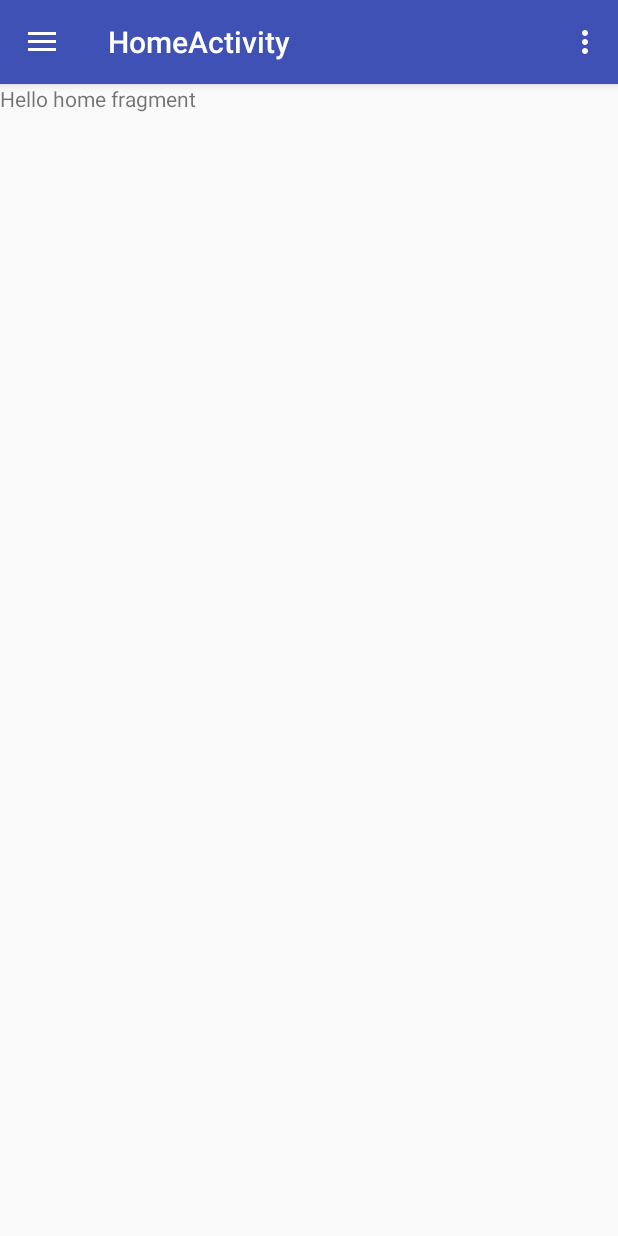
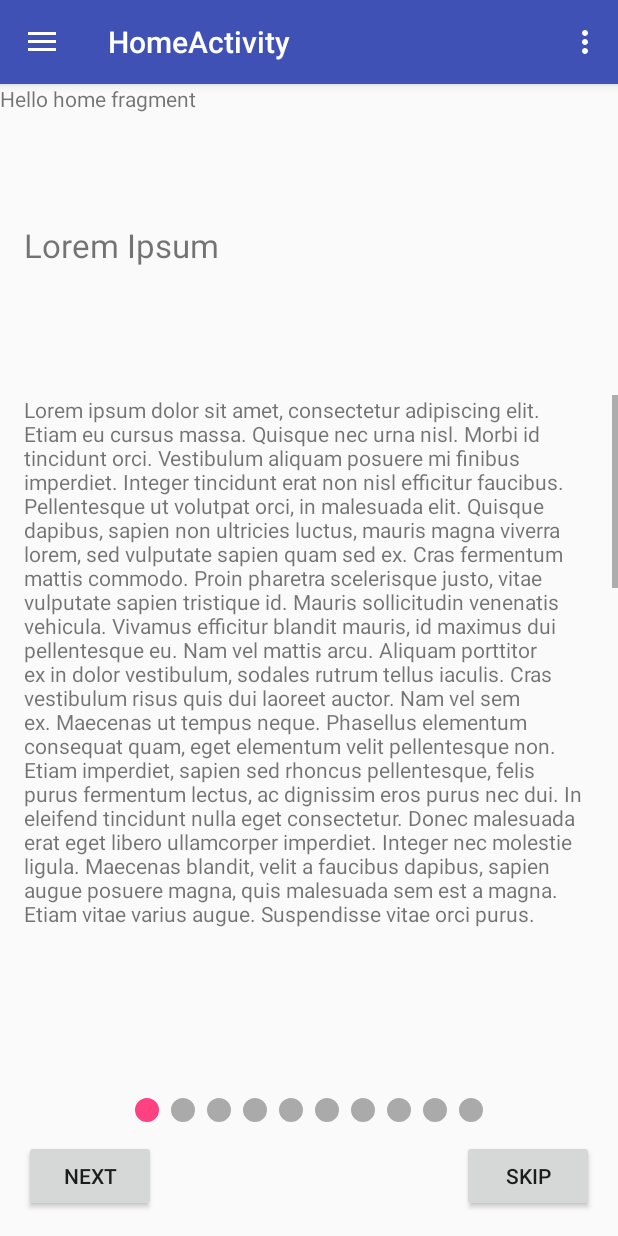
Before and after one commit to 5abarinath/phonemate, an Android app: the screen it shows after launch (HomeActivity), after a tap on "Home", on a phone screen of 412 x 824 dp. Run offline under Robolectric (Android 15) with nearby library versions, the phone set to English and light mode, and no system bars; 1 other tap on this screen came first.

Commit message:
Implement ViewPager for questionnaire

```diff
--- a/app/src/main/java/com/droidbots/phonemate/HomeFragment.java
+++ b/app/src/main/java/com/droidbots/phonemate/HomeFragment.java
@@ -3,7 +3,10 @@ package com.droidbots.phonemate;
 import android.content.Context;
 import android.net.Uri;
 import android.os.Bundle;
+import android.support.design.widget.TabLayout;
 import android.support.v4.app.Fragment;
+import android.support.v4.view.PagerAdapter;
+import android.support.v4.view.ViewPager;
 import android.view.LayoutInflater;
 import android.view.View;
 import android.view.ViewGroup;
@@ -39,7 +42,17 @@ public class HomeFragment extends Fragment {
     public View onCreateView(LayoutInflater inflater, ViewGroup container,
                              Bundle savedInstanceState) {
         // Inflate the layout for this fragment
-        return inflater.inflate(R.layout.fragment_home, container, false);
+        View result = inflater.inflate(R.layout.fragment_home, container, false);
+        ViewPager pager = (ViewPager) result.findViewById(R.id.pagerName);
+        pager.setAdapter(buildAdapter());
+
+        TabLayout tabLayout = (TabLayout) result.findViewById(R.id.tab_layout);
+        tabLayout.setupWithViewPager(pager, true);
+        return result;
+    }
+
+    private PagerAdapter buildAdapter() {
+        return(new QuestionSlidePagerAdapter(getChildFragmentManager()));
     }
 
     // TODO: Rename method, update argument and hook method into UI event
--- /dev/null
+++ b/app/src/main/java/com/droidbots/phonemate/QuestionSlideFragment.java
@@ -0,0 +1,23 @@
+package com.droidbots.phonemate;
+
+import android.os.Bundle;
+import android.support.v4.app.Fragment;
+import android.view.LayoutInflater;
+import android.view.View;
+import android.view.ViewGroup;
+
+/**
+ * Created by sabari on 27/1/18.
+ */
+
+public class QuestionSlideFragment extends Fragment {
+
+    @Override
+    public View onCreateView(LayoutInflater inflater, ViewGroup container,
+                             Bundle savedInstanceState) {
+        ViewGroup rootView = (ViewGroup) inflater.inflate(
+                R.layout.fragment_question_viewpager, container, false);
+
+        return rootView;
+    }
+}
--- /dev/null
+++ b/app/src/main/java/com/droidbots/phonemate/QuestionSlidePagerAdapter.java
@@ -0,0 +1,25 @@
+package com.droidbots.phonemate;
+
+import android.support.v4.app.Fragment;
+import android.support.v4.app.FragmentManager;
+import android.support.v4.app.FragmentStatePagerAdapter;
+
+/**
+ * Created by sabari on 27/1/18.
+ */
+
+public class QuestionSlidePagerAdapter extends FragmentStatePagerAdapter {
+    public QuestionSlidePagerAdapter(FragmentManager fm) {
+        super(fm);
+    }
+
+    @Override
+    public Fragment getItem(int position) {
+        return new QuestionSlideFragment();
+    }
+
+    @Override
+    public int getCount() {
+        return 10;
+    }
+}
--- /dev/null
+++ b/app/src/main/res/drawable/default_dot.xml
@@ -0,0 +1,12 @@
+<?xml version="1.0" encoding="utf-8"?>
+<layer-list xmlns:android="http://schemas.android.com/apk/res/android">
+    <item>
+        <shape
+            android:innerRadius="0dp"
+            android:shape="ring"
+            android:thickness="8dp"
+            android:useLevel="false">
+            <solid android:color="@android:color/darker_gray"/>
+        </shape>
+    </item>
+</layer-list>
--- /dev/null
+++ b/app/src/main/res/drawable/selected_dot.xml
@@ -0,0 +1,12 @@
+<?xml version="1.0" encoding="utf-8"?>
+<layer-list xmlns:android="http://schemas.android.com/apk/res/android">
+    <item>
+        <shape
+            android:innerRadius="0dp"
+            android:shape="ring"
+            android:thickness="8dp"
+            android:useLevel="false">
+            <solid android:color="@color/colorAccent"/>
+        </shape>
+    </item>
+</layer-list>
--- /dev/null
+++ b/app/src/main/res/drawable/tab_selector.xml
@@ -0,0 +1,6 @@
+<?xml version="1.0" encoding="utf-8"?>
+<selector xmlns:android="http://schemas.android.com/apk/res/android">
+    <item android:drawable="@drawable/selected_dot"
+        android:state_selected="true"/>
+    <item android:drawable="@drawable/default_dot"/>
+</selector>
--- a/app/src/main/res/layout/fragment_home.xml
+++ b/app/src/main/res/layout/fragment_home.xml
@@ -2,6 +2,7 @@
     xmlns:tools="http://schemas.android.com/tools"
     android:layout_width="match_parent"
     android:layout_height="match_parent"
+    xmlns:app="http://schemas.android.com/apk/res-auto"
     tools:context="com.droidbots.phonemate.HomeFragment">
 
     <TextView
@@ -9,4 +10,20 @@
         android:layout_height="match_parent"
         android:text="@string/hello_home_fragment" />
 
+    <android.support.v4.view.ViewPager
+        android:layout_width="match_parent"
+        android:layout_height="match_parent"
+        android:id="@+id/pagerName"/>
+
+    <android.support.design.widget.TabLayout
+        android:layout_width="match_parent"
+        android:layout_height="wrap_content"
+        android:layout_alignParentBottom="true"
+        android:layout_marginBottom="60dp"
+        android:layout_marginLeft="16dp"
+        android:layout_marginRight="16dp"
+        android:id="@+id/tab_layout"
+        app:tabBackground="@drawable/tab_selector"
+        app:tabGravity="center"
+        app:tabIndicatorHeight="0dp"/>
 </RelativeLayout>
--- /dev/null
+++ b/app/src/main/res/layout/fragment_question_viewpager.xml
@@ -0,0 +1,69 @@
+<?xml version="1.0" encoding="utf-8"?>
+<android.support.constraint.ConstraintLayout xmlns:android="http://schemas.android.com/apk/res/android"
+    xmlns:app="http://schemas.android.com/apk/res-auto"
+    xmlns:tools="http://schemas.android.com/tools"
+    android:layout_width="match_parent"
+    android:layout_height="match_parent">
+
+    <ScrollView
+        android:id="@+id/scrollView2"
+        android:layout_width="match_parent"
+        android:layout_height="355dp"
+        android:layout_marginBottom="8dp"
+        android:layout_marginStart="16dp"
+        android:layout_marginLeft="16dp"
+        android:layout_marginTop="10dp"
+        app:layout_constraintBottom_toBottomOf="parent"
+        app:layout_constraintStart_toStartOf="parent"
+        app:layout_constraintTop_toTopOf="parent">
+
+        <TextView
+            android:id="@+id/questionText"
+            android:layout_width="match_parent"
+            android:layout_height="wrap_content"
+            android:layout_marginEnd="16dp"
+            android:layout_marginRight="16dp"
+            android:text="@string/lorem_ipsum" />
+
+    </ScrollView>
+
+    <Button
+        android:id="@+id/nextButton"
+        android:layout_width="wrap_content"
+        android:layout_height="wrap_content"
+        android:layout_marginBottom="16dp"
+        android:layout_marginLeft="16dp"
+        android:layout_marginStart="16dp"
+        android:text="NEXT"
+        app:layout_constraintBottom_toBottomOf="parent"
+        app:layout_constraintStart_toStartOf="parent" />
+
+    <Button
+        android:id="@+id/skipButton"
+        android:layout_width="wrap_content"
+        android:layout_height="wrap_content"
+        android:layout_marginBottom="16dp"
+        android:layout_marginEnd="16dp"
+        android:layout_marginRight="16dp"
+        android:text="SKIP"
+        app:layout_constraintBottom_toBottomOf="parent"
+        app:layout_constraintEnd_toEndOf="parent" />
+
+    <TextView
+        android:id="@+id/textView2"
+        android:layout_width="match_parent"
+        android:layout_height="wrap_content"
+        android:layout_marginBottom="8dp"
+        android:layout_marginTop="8dp"
+        android:paddingRight="16dp"
+        android:paddingLeft="16dp"
+        android:text="Lorem Ipsum"
+        app:layout_constraintBottom_toTopOf="@+id/scrollView2"
+        app:layout_constraintEnd_toEndOf="parent"
+        app:layout_constraintHorizontal_bias="0.529"
+        app:layout_constraintStart_toStartOf="parent"
+        app:layout_constraintTop_toTopOf="parent"
+        app:layout_constraintVertical_bias="0.522"
+        android:textSize="22sp"/>
+
+</android.support.constraint.ConstraintLayout>
--- a/app/src/main/res/values/strings.xml
+++ b/app/src/main/res/values/strings.xml
@@ -19,4 +19,17 @@
     <string name="hello_feedback_fragment">Hello feedback fragment</string>
     <string name="hello_settings_fragment">Hello settings fragment</string>
     <string name="hello_privacy_fragment">Hello privacy fragment</string>
+
+    <string name="lorem_ipsum">Lorem ipsum dolor sit amet, consectetur adipiscing elit. Etiam eu cursus massa. Quisque nec urna nisl. Morbi id tincidunt orci. Vestibulum aliquam posuere mi finibus imperdiet. Integer tincidunt erat non nisl efficitur faucibus. Pellentesque ut volutpat orci, in malesuada elit. Quisque dapibus, sapien non ultricies luctus, mauris magna viverra lorem, sed vulputate sapien quam sed ex. Cras fermentum mattis commodo. Proin pharetra scelerisque justo, vitae vulputate sapien tristique id. Mauris sollicitudin venenatis vehicula. Vivamus efficitur blandit mauris, id maximus dui pellentesque eu. Nam vel mattis arcu. Aliquam porttitor ex in dolor vestibulum, sodales rutrum tellus iaculis. Cras vestibulum risus quis dui laoreet auctor. Nam vel sem ex. Maecenas ut tempus neque.
+
+Phasellus elementum consequat quam, eget elementum velit pellentesque non. Etiam imperdiet, sapien sed rhoncus pellentesque, felis purus fermentum lectus, ac dignissim eros purus nec dui. In eleifend tincidunt nulla eget consectetur. Donec malesuada erat eget libero ullamcorper imperdiet. Integer nec molestie ligula. Maecenas blandit, velit a faucibus dapibus, sapien augue posuere magna, quis malesuada sem est a magna. Etiam vitae varius augue. Suspendisse vitae orci purus. Pellentesque nec leo rhoncus, consectetur metus facilisis, porta lorem. Praesent faucibus luctus nisi, in porta nulla tincidunt commodo. Duis suscipit lectus arcu, in hendrerit est rutrum ut. Maecenas nec vestibulum sapien. Quisque euismod dictum est. Aliquam fringilla neque quis eros porttitor laoreet.
+
+Morbi in tortor mattis, rhoncus elit sed, pharetra ipsum. Vivamus tincidunt condimentum sem id sodales. Mauris dapibus tincidunt risus, non egestas justo sollicitudin ut. Nullam at erat semper, volutpat nisl eget, lobortis dui. Suspendisse potenti. Maecenas quam enim, tempus nec feugiat non, tincidunt eu sapien. Nunc dolor ex, gravida sit amet sodales vitae, viverra quis dui. Pellentesque nisl augue, bibendum sit amet venenatis et, sodales ac magna. Integer aliquam fermentum sapien eget tempor. Curabitur non venenatis odio.
+
+Nulla lobortis libero quis porta lobortis. Pellentesque habitant morbi tristique senectus et netus et malesuada fames ac turpis egestas. Nullam dictum sollicitudin risus. Donec ut justo nibh. Nullam sit amet orci sed massa consectetur pretium at ut nibh. Pellentesque iaculis libero in dictum porttitor. Praesent tristique tincidunt dui, a pretium nibh vehicula eu. Suspendisse eleifend diam at laoreet congue. Morbi sollicitudin ante dui, nec blandit dui tincidunt et. Maecenas suscipit ullamcorper massa in mollis. Ut blandit mollis vehicula.
+
+Suspendisse sed tortor sed eros tincidunt ultricies. Vestibulum maximus quam nec nisl pharetra, eget eleifend nulla dapibus. Quisque vulputate lacus nec magna convallis, eu condimentum risus aliquam. Donec scelerisque luctus quam. Sed in elit odio. Cras tristique sagittis ex, eu pulvinar purus sagittis non. Pellentesque ut ligula vitae ipsum tempor sodales eu eu augue. In volutpat mollis condimentum. Mauris fermentum elit ultrices, sollicitudin leo vitae, ultricies est. Nam ac sapien nibh. Suspendisse odio erat, venenatis sit amet orci quis, faucibus eleifend elit. Donec gravida elit et massa varius, a aliquam mi tristique. Aenean venenatis tempus est, at rutrum dui pharetra eget. Nam condimentum, felis rhoncus elementum cursus, quam arcu suscipit diam, tempus volutpat augue turpis et massa. Sed suscipit nunc et nulla congue, sit amet elementum orci condimentum.</string>
+
+    <string name="lorem_ipsum2">
+Lorem ipsum dolor sit amet, consectetur adipiscing elit. Etiam eu cursus massa. Quisque nec urna nisl. Morbi id tincidunt orci. Vestibulum aliquam posuere mi finibus imperdiet. Integer tincidunt erat non nisl efficitur faucibus. Pellentesque ut volutpat orci, in malesuada elit. Quisque dapibus, sapien non ultricies luctus, mauris magna viverra lorem, sed vulputate sapien quam sed ex. Cras fermentum mattis commodo. Proin pharetra scelerisque justo, vitae vulputate sapien tristique id. Mauris sollicitudin venenatis vehicula. Vivamus efficitur blandit mauris, id maximus dui pellentesque eu. Nam vel mattis arcu. Aliquam porttitor ex in dolor vestibulum, sodales rutrum tellus iaculis. Cras vestibulum risus quis dui laoreet auctor. Nam vel sem ex. Maecenas ut tempus neque.</string>
 </resources>
```
